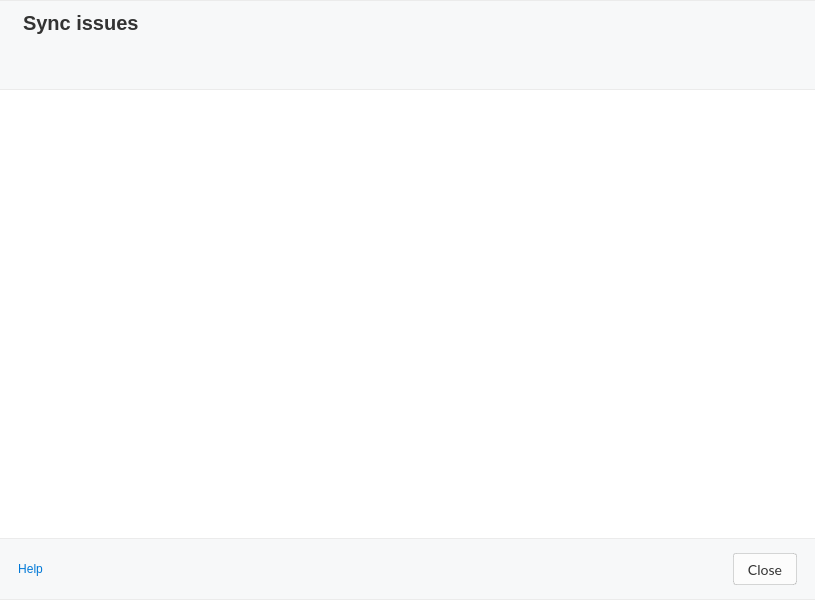
Before: the Qt Designer form src/MEGASync/stalled_issues/gui/ui/StalledIssuesDialog.ui in meganz/MEGAsync, drawn with Qt 5.
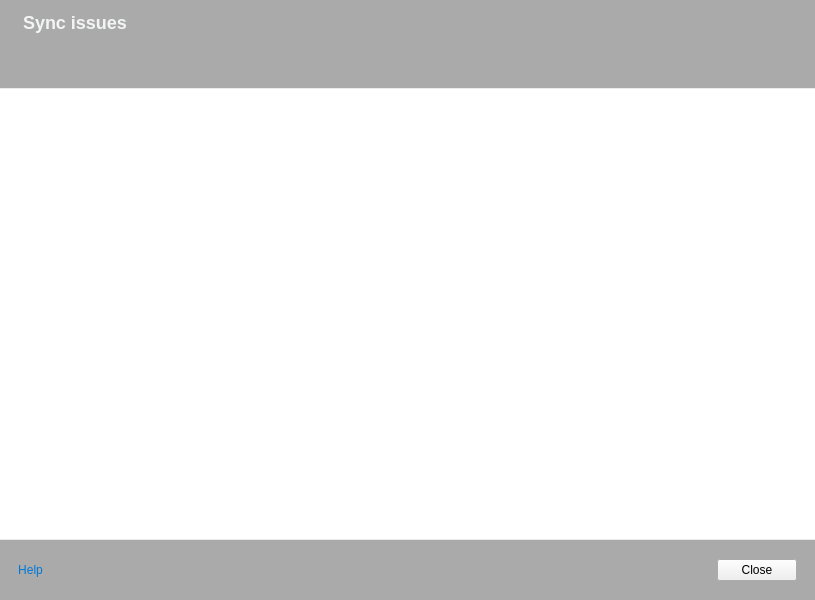
After: the same form once the commit is applied. Icons and pictures are not drawn. Custom widgets are drawn as their Qt base class.

Commit message: Token skeleton

Patch:
```diff
--- a/src/MEGASync/stalled_issues/gui/ui/StalledIssuesDialog.ui
+++ b/src/MEGASync/stalled_issues/gui/ui/StalledIssuesDialog.ui
@@ -26,19 +26,7 @@
    <string>Stalled Issues</string>
   </property>
   <property name="styleSheet">
-   <string notr="true">#StalledIssuesDialog
-{
-   background-color: #FFFFFF;
-   border-radius: 12px;
-}
-
-#stalledIssuesList
-{
-   border:none;
-   background-color: transparent;
-}
-
-QStackedWidget
+   <string notr="true">QStackedWidget
 {
     border-top: 1px solid rgba(0,0,0,0.08);
     border-bottom: 1px solid rgba(0,0,0,0.08); 
@@ -51,6 +39,14 @@
     border:none;
 }
 
+#TreeViewContainer{
+background-color: #FFFFFFFF; /*colorToken.page-background*/
+}
+
+#stalledIssuesTree{
+background-color: #FFFFFFFF; /*colorToken.page-background*/
+}
+
 /**********  TreeView Container **********/
 QScrollBar:vertical
 {
@@ -126,31 +122,18 @@
     color: #F46265;
 }
 
-#stalledIssuesTree QWidget{
-background-color: rgba(255, 255, 255,0);
-}
 /**********  TreeView Container **********/
 
 /**********  Footer **********/
 #footer
 {
-    background-color: #F7F8F9;
-}
-
-#doneButton
-{
-    font-family: Lato;
-    font-size: 14px;
-    border-radius: 3px;
-    border: 1px solid rgba(0,0,0, 0.15);
-    background-color: #FCFCFC;
-    color: #333333;
+    background-color: #FFAAAAAA; /*colorToken.surface-1*/
 }
 
 #HelpButton {
 border: none;
 border-color: transparent;
-color: #0078D7;
+color: #FF0078D7;/*colorToken.link-primary*/
 }
 
 #HelpButton QPushButton::!enabled {
@@ -159,18 +142,17 @@
 /**********  Footer **********/
 
 /**********  Header **********/
+
 #header
 {
-   background-color: #F7F8F9;
+    background-color: #FFAAAAAA; /*colorToken.surface-1*/
 }
 
-#title QLabel
+#titleLabel
 {
-  font-family: &quot;Poppins&quot;;
-  font-size:20px;
-  line-height: 30px;
-  font-weight: 600;
-  color: #333333;
+  font-size:18px;
+  font-weight: 700;
+  color: #FFF3F4F4; /*colorToken.text-primary*/
 }
 
 #title QPushButton {
@@ -179,6 +161,7 @@
     border: none;
 }
 /**********  Header **********/
+
 </string>
   </property>
   <layout class="QVBoxLayout" name="verticalLayout">
@@ -198,28 +181,6 @@
     <number>0</number>
    </property>
    <item>
-    <widget class="QStackedWidget" name="stackedWidget">
-     <property name="currentIndex">
-      <number>0</number>
-     </property>
-     <widget class="QWidget" name="View">
-      <layout class="QVBoxLayout" name="verticalLayout_4">
-       <property name="spacing">
-        <number>0</number>
-       </property>
-       <property name="leftMargin">
-        <number>0</number>
-       </property>
-       <property name="topMargin">
-        <number>0</number>
-       </property>
-       <property name="rightMargin">
-        <number>0</number>
-       </property>
-       <property name="bottomMargin">
-        <number>0</number>
-       </property>
-       <item>
         <widget class="QWidget" name="header" native="true">
          <property name="minimumSize">
           <size>
@@ -565,9 +526,6 @@
            </property>
            <item>
             <widget class="StalledIssuesView" name="stalledIssuesTree">
-             <property name="autoFillBackground">
-              <bool>false</bool>
-             </property>
              <property name="frameShape">
               <enum>QFrame::NoFrame</enum>
              </property>
@@ -725,14 +683,14 @@
            <widget class="QPushButton" name="doneButton">
             <property name="minimumSize">
              <size>
-              <width>64</width>
-              <height>32</height>
+          <width>0</width>
+          <height>0</height>
              </size>
             </property>
             <property name="maximumSize">
              <size>
-              <width>64</width>
-              <height>32</height>
+          <width>16777215</width>
+          <height>16777215</height>
              </size>
             </property>
             <property name="cursor">
@@ -744,10 +702,6 @@
            </widget>
           </item>
          </layout>
-        </widget>
-       </item>
-      </layout>
-     </widget>
     </widget>
    </item>
   </layout>
```
Left out of the diff: 9 changed lines with no effect on the pictures. Lines whose indentation alone changed are shown as unchanged. The commit also changes 2 other files.
